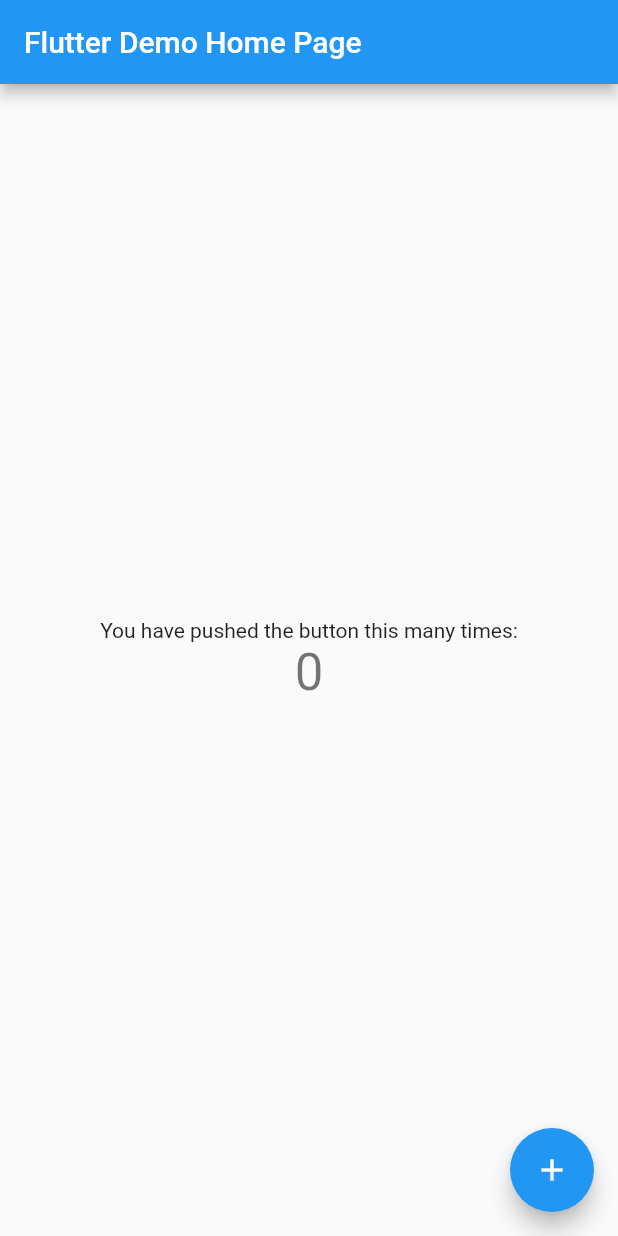
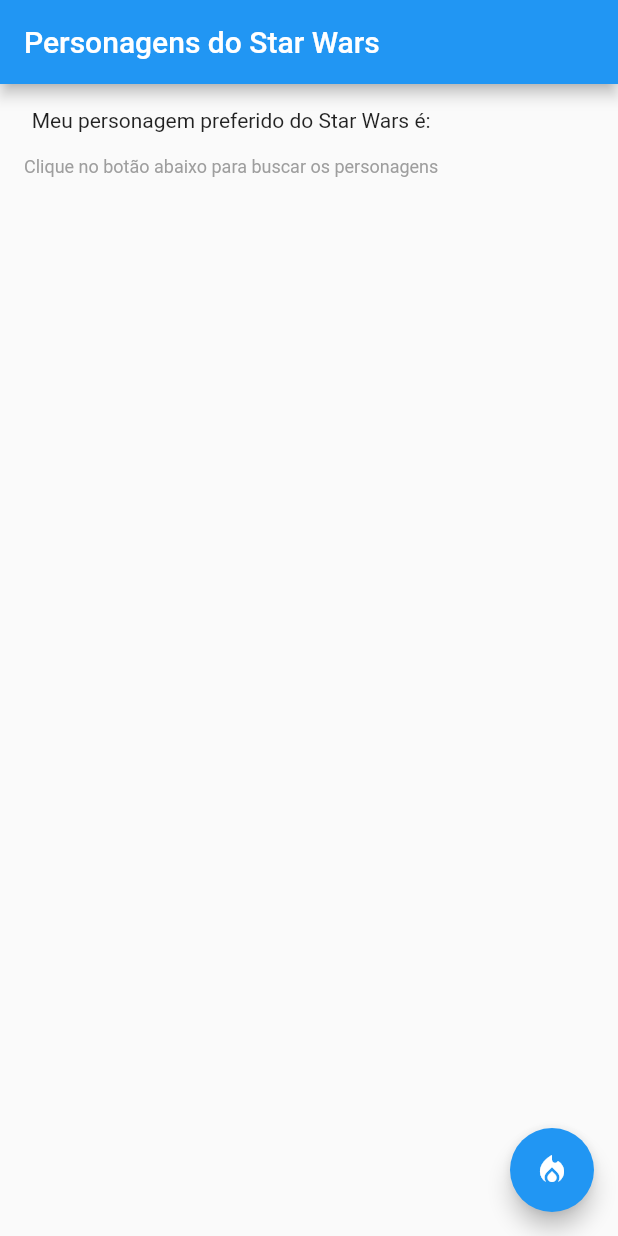
Before and after one commit to cursos-e-tutoriais/restbase-test, a Flutter app: the screen it shows after launch, on a phone screen of 412 x 824 dp. Run offline on Flutter 3.47's test engine with Material 2 defaults, Android fonts, the phone set to English and light mode, and no system bars; missing offline and left inert: restbase.

Commit message:
Finalized

```diff
--- a/lib/main.dart
+++ b/lib/main.dart
@@ -1,4 +1,6 @@
 import 'package:flutter/material.dart';
+import 'package:restbase_test/src/repository.dart';
+import 'package:restbase_test/src/star_wars_character.dart';
 
 void main() {
   runApp(const MyApp());
@@ -13,33 +15,15 @@ class MyApp extends StatelessWidget {
     return MaterialApp(
       title: 'Flutter Demo',
       theme: ThemeData(
-        // This is the theme of your application.
-        //
-        // Try running your application with "flutter run". You'll see the
-        // application has a blue toolbar. Then, without quitting the app, try
-        // changing the primarySwatch below to Colors.green and then invoke
-        // "hot reload" (press "r" in the console where you ran "flutter run",
-        // or simply save your changes to "hot reload" in a Flutter IDE).
-        // Notice that the counter didn't reset back to zero; the application
-        // is not restarted.
-        primarySwatch: Colors.blue,
+        primaryColor: const Color(0xFF272b31),
       ),
-      home: const MyHomePage(title: 'Flutter Demo Home Page'),
+      home: const MyHomePage(title: 'Personagens do Star Wars'),
     );
   }
 }
 
 class MyHomePage extends StatefulWidget {
   const MyHomePage({super.key, required this.title});
-
-  // This widget is the home page of your application. It is stateful, meaning
-  // that it has a State object (defined below) that contains fields that affect
-  // how it looks.
-
-  // This class is the configuration for the state. It holds the values (in this
-  // case the title) provided by the parent (in this case the App widget) and
-  // used by the build method of the State. Fields in a Widget subclass are
-  // always marked "final".
 
   final String title;
 
@@ -48,68 +32,65 @@ class MyHomePage extends StatefulWidget {
 }
 
 class _MyHomePageState extends State<MyHomePage> {
-  int _counter = 0;
+  final repository = TestApi();
+  List<String> starWarsCharactersName = [];
+  bool isLoading = false;
 
-  void _incrementCounter() {
+  void _translateText() async {
     setState(() {
-      // This call to setState tells the Flutter framework that something has
-      // changed in this State, which causes it to rerun the build method below
-      // so that the display can reflect the updated values. If we changed
-      // _counter without calling setState(), then the build method would not be
-      // called again, and so nothing would appear to happen.
-      _counter++;
+      starWarsCharactersName.clear();
+      isLoading = true;
     });
+    final List<StarWarsCharacter> characters =
+        await repository.getAllSWCharacters();
+
+    for (final c in characters) {
+      setState(() {
+        starWarsCharactersName.add(c.name ?? "");
+        isLoading = false;
+      });
+    }
   }
 
   @override
   Widget build(BuildContext context) {
-    // This method is rerun every time setState is called, for instance as done
-    // by the _incrementCounter method above.
-    //
-    // The Flutter framework has been optimized to make rerunning build methods
-    // fast, so that you can just rebuild anything that needs updating rather
-    // than having to individually change instances of widgets.
     return Scaffold(
       appBar: AppBar(
-        // Here we take the value from the MyHomePage object that was created by
-        // the App.build method, and use it to set our appbar title.
         title: Text(widget.title),
       ),
-      body: Center(
-        // Center is a layout widget. It takes a single child and positions it
-        // in the middle of the parent.
+      body: Padding(
+        padding: const EdgeInsets.all(16.0),
         child: Column(
-          // Column is also a layout widget. It takes a list of children and
-          // arranges them vertically. By default, it sizes itself to fit its
-          // children horizontally, and tries to be as tall as its parent.
-          //
-          // Invoke "debug painting" (press "p" in the console, choose the
-          // "Toggle Debug Paint" action from the Flutter Inspector in Android
-          // Studio, or the "Toggle Debug Paint" command in Visual Studio Code)
-          // to see the wireframe for each widget.
-          //
-          // Column has various properties to control how it sizes itself and
-          // how it positions its children. Here we use mainAxisAlignment to
-          // center the children vertically; the main axis here is the vertical
-          // axis because Columns are vertical (the cross axis would be
-          // horizontal).
-          mainAxisAlignment: MainAxisAlignment.center,
           children: <Widget>[
             const Text(
-              'You have pushed the button this many times:',
+              'Meu personagem preferido do Star Wars é:',
             ),
-            Text(
-              '$_counter',
-              style: Theme.of(context).textTheme.headlineMedium,
-            ),
+            const SizedBox(height: 16.0),
+            if (starWarsCharactersName.isEmpty && !isLoading)
+              const Text(
+                "Clique no botão abaixo para buscar os personagens",
+                style: TextStyle(
+                  color: Colors.grey,
+                  fontSize: 12.0,
+                ),
+              )
+            else if (starWarsCharactersName.isEmpty && isLoading)
+              const Padding(
+                padding: EdgeInsets.all(8.0),
+                child: CircularProgressIndicator(),
+              )
+            else
+              for (final c in starWarsCharactersName) Text(c),
           ],
         ),
       ),
       floatingActionButton: FloatingActionButton(
-        onPressed: _incrementCounter,
-        tooltip: 'Increment',
-        child: const Icon(Icons.add),
-      ), // This trailing comma makes auto-formatting nicer for build methods.
+        onPressed: () {
+          _translateText();
+        },
+        tooltip: 'Buscar',
+        child: const Icon(Icons.local_fire_department),
+      ),
     );
   }
 }
--- /dev/null
+++ b/lib/src/star_wars_character.dart
@@ -0,0 +1,92 @@
+// ignore_for_file: public_member_api_docs, sort_constructors_first
+import 'dart:convert';
+
+class StarWarsCharacter {
+  final String? name;
+  // final String? height;
+  // final String? mass;
+  // final String? hairColor;
+  // final String? skinColor;
+  // final String? eyeColor;
+  // final String? birthYear;
+  // final String? gender;
+  // final String? homeWorld;
+  // final List<String>? films;
+  // final List<String>? species;
+  // final List<String>? vehicles;
+  // final List<String>? starShips;
+  // final String? created;
+  // final String? edited;
+  // final String? url;
+
+  StarWarsCharacter(
+    this.name,
+    // this.height,
+    // this.mass,
+    // this.hairColor,
+    // this.skinColor,
+    // this.eyeColor,
+    // this.birthYear,
+    // this.gender,
+    // this.homeWorld,
+    // this.films,
+    // this.species,
+    // this.vehicles,
+    // this.starShips,
+    // this.created,
+    // this.edited,
+    // this.url,
+  );
+
+  Map<String, dynamic> toMap() {
+    return <String, dynamic>{
+      'name': name,
+      // 'height': height,
+      // 'mass': mass,
+      // 'hairColor': hairColor,
+      // 'skinColor': skinColor,
+      // 'eyeColor': eyeColor,
+      // 'birthYear': birthYear,
+      // 'gender': gender,
+      // 'homeWorld': homeWorld,
+      // 'films': films,
+      // 'species': species,
+      // 'vehicles': vehicles,
+      // 'starShips': starShips,
+      // 'created': created,
+      // 'edited': edited,
+      // 'url': url,
+    };
+  }
+
+  factory StarWarsCharacter.fromJson(Map<String, dynamic> map) {
+    return StarWarsCharacter(
+      map['name'] != null ? map['name'] as String : null,
+      // map['height'] != null ? map['height'] as String : null,
+      // map['mass'] != null ? map['mass'] as String : null,
+      // map['hairColor'] != null ? map['hairColor'] as String : null,
+      // map['skinColor'] != null ? map['skinColor'] as String : null,
+      // map['eyeColor'] != null ? map['eyeColor'] as String : null,
+      // map['birthYear'] != null ? map['birthYear'] as String : null,
+      // map['gender'] != null ? map['gender'] as String : null,
+      // map['homeWorld'] != null ? map['homeWorld'] as String : null,
+      // map['films'] != null
+      //     ? List<String>.from((map['films'] as List<String>))
+      //     : null,
+      // map['species'] != null
+      //     ? List<String>.from((map['species'] as List<String>))
+      //     : null,
+      // map['vehicles'] != null
+      //     ? List<String>.from((map['vehicles'] as List<String>))
+      //     : null,
+      // map['starShips'] != null
+      //     ? List<String>.from((map['starShips'] as List<String>))
+      //     : null,
+      // map['created'] != null ? map['created'] as String : null,
+      // map['edited'] != null ? map['edited'] as String : null,
+      // map['url'] != null ? map['url'] as String : null,
+    );
+  }
+
+  String toJson() => json.encode(toMap());
+}
--- a/pubspec.yaml
+++ b/pubspec.yaml
@@ -35,6 +35,7 @@ dependencies:
   # The following adds the Cupertino Icons font to your application.
   # Use with the CupertinoIcons class for iOS style icons.
   cupertino_icons: ^1.0.2
+  restbase: ^0.4.0
 
 dev_dependencies:
   flutter_test:
```
Also changed, not shown: lib/src/repository.dart (added, +25 -0 lines), 1 other file.
